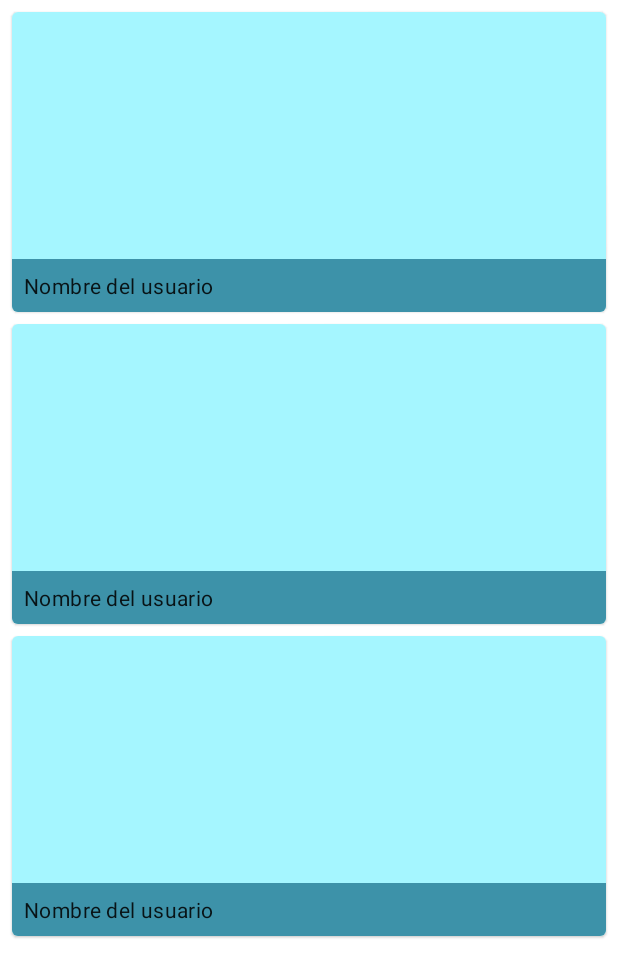
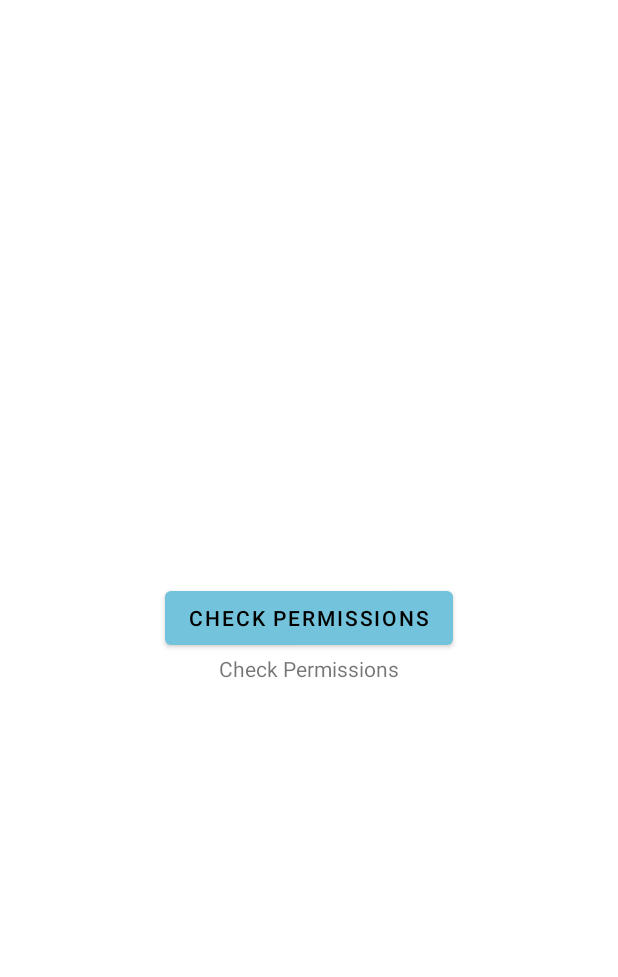
Before and after one commit to emisc0607/Termofinger, an Android app: the layout fragment_home.xml on its own in the app's theme, with its tools: preview values and no code run, on a phone screen of 412 x 824 dp. Shown: the top 977 px of the screen. Run offline under Robolectric (Android 15) with nearby library versions, the phone set to English and light mode, and no system bars.

Commit message:
Check permissions

```diff
--- a/app/src/main/AndroidManifest.xml
+++ b/app/src/main/AndroidManifest.xml
@@ -1,7 +1,11 @@
 <?xml version="1.0" encoding="utf-8"?>
 <manifest xmlns:android="http://schemas.android.com/apk/res/android"
     xmlns:tools="http://schemas.android.com/tools">
-
+    <uses-permission android:name="android.permission.NEARBY_WIFI_DEVICES"/>
+    <uses-permission android:name="android.permission.BLUETOOTH"/>
+    <uses-permission android:name="android.permission.BLUETOOTH_SCAN"/>
+    <uses-permission android:name="android.permission.BLUETOOTH_CONNECT"/>
+    <uses-permission android:name="android.permission.BLUETOOTH_ADMIN"/>
     <application
         android:allowBackup="true"
         android:dataExtractionRules="@xml/data_extraction_rules"
--- a/app/src/main/java/com/example/termofinger/TemperatureFragment.kt
+++ b/app/src/main/java/com/example/termofinger/TemperatureFragment.kt
@@ -75,7 +75,7 @@ class TemperatureFragment : Fragment() {
                 timePause()
             }
         } else {
-            Toast.makeText(requireContext(), "Enter time", Toast.LENGTH_SHORT).show()
+            Toast.makeText(requireContext(), "Introduzca el tiempo", Toast.LENGTH_SHORT).show()
         }
     }
 
@@ -105,7 +105,7 @@ class TemperatureFragment : Fragment() {
     private fun setTime() {
         binding.etTimeAdder.text?.let {
             if (it.isEmpty()) {
-                Toast.makeText(requireContext(), "Enter duration time", Toast.LENGTH_SHORT).show()
+                Toast.makeText(requireContext(), "Introduzca el tiempo", Toast.LENGTH_SHORT).show()
             } else {
                 binding.tvTimeLeft.text = binding.etTimeAdder.text
                 timeSelected = binding.etTimeAdder.text.toString().toInt() * 60
--- a/app/src/main/res/layout/fragment_home.xml
+++ b/app/src/main/res/layout/fragment_home.xml
@@ -1,13 +1,14 @@
 <?xml version="1.0" encoding="utf-8"?>
 <androidx.constraintlayout.widget.ConstraintLayout xmlns:android="http://schemas.android.com/apk/res/android"
+    xmlns:app="http://schemas.android.com/apk/res-auto"
     xmlns:tools="http://schemas.android.com/tools"
     android:layout_width="match_parent"
     android:layout_height="match_parent"
-    xmlns:app="http://schemas.android.com/apk/res-auto"
     tools:context=".HomeFragment">
 
     <!-- TODO: Update blank fragment layout -->
-    <androidx.recyclerview.widget.RecyclerView
+    <!--
+        <androidx.recyclerview.widget.RecyclerView
         android:layout_height="0dp"
         android:layout_width="0dp"
         android:id="@+id/recyclerView"
@@ -18,5 +19,23 @@
         app:layout_constraintTop_toTopOf="parent"
         tools:listitem="@layout/item_file"
         app:layout_constraintBottom_toBottomOf="parent"/>
+    -->
+    <Button
+        android:id="@+id/bCheck"
+        android:layout_width="wrap_content"
+        android:layout_height="wrap_content"
+        android:text="Check Permissions"
+        app:layout_constraintBottom_toBottomOf="parent"
+        app:layout_constraintEnd_toEndOf="parent"
+        app:layout_constraintStart_toStartOf="parent"
+        app:layout_constraintTop_toTopOf="parent" />
 
+    <TextView
+        android:id="@+id/tvCheck"
+        android:layout_width="wrap_content"
+        android:layout_height="wrap_content"
+        android:text="Check Permissions"
+        app:layout_constraintEnd_toEndOf="parent"
+        app:layout_constraintStart_toStartOf="parent"
+        app:layout_constraintTop_toBottomOf="@id/bCheck" />
 </androidx.constraintlayout.widget.ConstraintLayout>
--- a/app/src/main/res/values/strings.xml
+++ b/app/src/main/res/values/strings.xml
@@ -35,7 +35,7 @@
     <string name="str_time2">10 segundos</string>
     <string name="str_time1">5 segundos</string>
     <string name="str_ok">OK</string>
-    <string name="str_time_max_duration">Máximo 30 minutos</string>
+    <string name="str_time_max_duration">Tiempo en minutos</string>
     <string name="str_remaining_time">Minutos restantes</string>
     <string name="str_time_zero">0</string>
 </resources>
```
Also changed, not shown: app/src/main/java/com/example/termofinger/HomeFragment.kt (+95 -0 lines).
